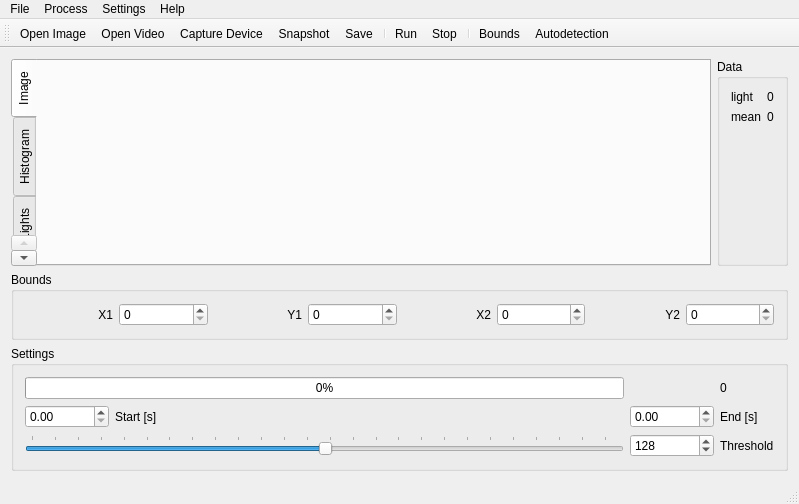
First picture: the form in mainwindow.ui, repository Abbath/R, before the edit.
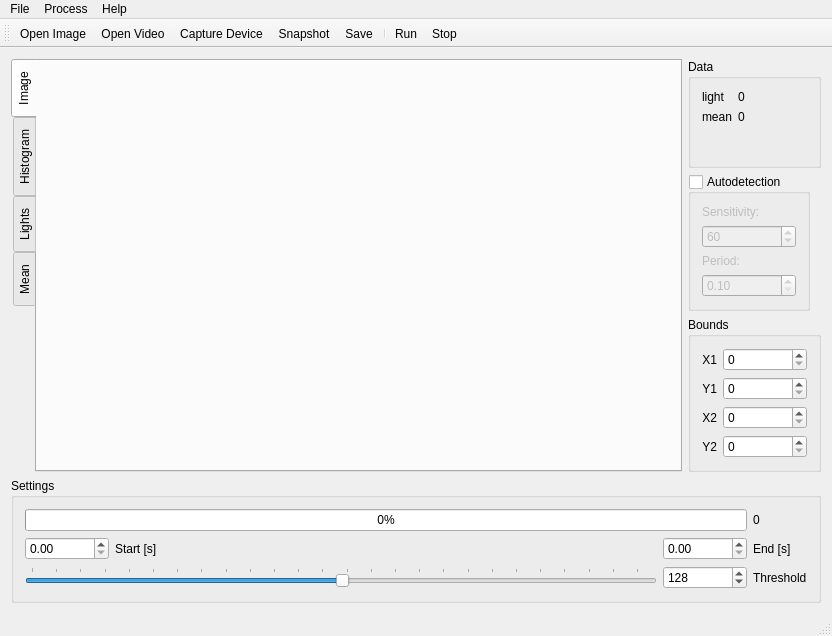
Second picture: the form after the edit. Icons and pictures are not drawn. Custom widgets are drawn as their Qt base class.

Diff of the .ui file:
```diff
--- a/mainwindow.ui
+++ b/mainwindow.ui
@@ -6,8 +6,8 @@
    <rect>
     <x>0</x>
     <y>0</y>
-    <width>799</width>
-    <height>504</height>
+    <width>832</width>
+    <height>636</height>
    </rect>
   </property>
   <property name="sizePolicy">
@@ -21,27 +21,20 @@
   </property>
   <widget class="QWidget" name="centralWidget">
    <layout class="QGridLayout" name="gridLayout">
-    <item row="2" column="0" colspan="2">
+    <item row="5" column="0" colspan="2">
      <widget class="QGroupBox" name="groupBox_3">
       <property name="title">
        <string>Settings</string>
       </property>
       <layout class="QGridLayout" name="gridLayout_6">
-       <item row="2" column="5">
+       <item row="3" column="5">
         <widget class="QLabel" name="label_15">
          <property name="text">
           <string>Threshold</string>
          </property>
         </widget>
        </item>
-       <item row="0" column="0" colspan="4">
-        <widget class="QProgressBar" name="progressBar">
-         <property name="value">
-          <number>0</number>
-         </property>
-        </widget>
-       </item>
-       <item row="1" column="5">
+       <item row="2" column="5">
         <widget class="QLabel" name="label_12">
          <property name="sizePolicy">
           <sizepolicy hsizetype="Maximum" vsizetype="Preferred">
@@ -54,7 +47,7 @@
          </property>
         </widget>
        </item>
-       <item row="0" column="5">
+       <item row="1" column="5">
         <widget class="QLabel" name="label_8">
          <property name="sizePolicy">
           <sizepolicy hsizetype="Maximum" vsizetype="Preferred">
@@ -67,7 +60,7 @@
          </property>
         </widget>
        </item>
-       <item row="1" column="1">
+       <item row="2" column="1">
         <widget class="QLabel" name="label_10">
          <property name="sizePolicy">
           <sizepolicy hsizetype="Maximum" vsizetype="Preferred">
@@ -80,7 +73,7 @@
          </property>
         </widget>
        </item>
-       <item row="2" column="4">
+       <item row="3" column="4">
         <widget class="QSpinBox" name="spinBox">
          <property name="maximum">
           <number>255</number>
@@ -90,7 +83,7 @@
          </property>
         </widget>
        </item>
-       <item row="2" column="0" colspan="4">
+       <item row="3" column="0" colspan="4">
         <widget class="QSlider" name="horizontalSlider">
          <property name="maximum">
           <number>255</number>
@@ -115,7 +108,7 @@
          </property>
         </widget>
        </item>
-       <item row="1" column="0">
+       <item row="2" column="0">
         <widget class="QDoubleSpinBox" name="doubleSpinBox_2">
          <property name="sizePolicy">
           <sizepolicy hsizetype="Maximum" vsizetype="Fixed">
@@ -128,7 +121,7 @@
          </property>
         </widget>
        </item>
-       <item row="1" column="4">
+       <item row="2" column="4">
         <widget class="QDoubleSpinBox" name="doubleSpinBox_3">
          <property name="sizePolicy">
           <sizepolicy hsizetype="Maximum" vsizetype="Fixed">
@@ -141,90 +134,160 @@
          </property>
         </widget>
        </item>
+       <item row="1" column="0" colspan="5">
+        <widget class="QProgressBar" name="progressBar">
+         <property name="value">
+          <number>0</number>
+         </property>
+        </widget>
+       </item>
       </layout>
      </widget>
     </item>
-    <item row="1" column="0" colspan="2">
-     <widget class="QGroupBox" name="groupBox">
+    <item row="0" column="1">
+     <widget class="QGroupBox" name="groupBox_2">
+      <property name="enabled">
+       <bool>true</bool>
+      </property>
       <property name="sizePolicy">
-       <sizepolicy hsizetype="Preferred" vsizetype="Maximum">
+       <sizepolicy hsizetype="Maximum" vsizetype="Preferred">
         <horstretch>0</horstretch>
         <verstretch>0</verstretch>
        </sizepolicy>
       </property>
+      <property name="minimumSize">
+       <size>
+        <width>133</width>
+        <height>0</height>
+       </size>
+      </property>
       <property name="title">
-       <string>Bounds</string>
+       <string>Data</string>
       </property>
-      <layout class="QHBoxLayout" name="horizontalLayout_2">
-       <item>
-        <widget class="QLabel" name="label">
+      <layout class="QFormLayout" name="formLayout">
+       <property name="fieldGrowthPolicy">
+        <enum>QFormLayout::AllNonFixedFieldsGrow</enum>
+       </property>
+       <item row="0" column="0">
+        <widget class="QLabel" name="label_13">
          <property name="text">
-          <string>X1</string>
+          <string>light</string>
          </property>
-         <property name="alignment">
-          <set>Qt::AlignRight|Qt::AlignTrailing|Qt::AlignVCenter</set>
+        </widget>
+       </item>
+       <item row="0" column="1">
+        <widget class="QLabel" name="label_light">
+         <property name="text">
+          <string>0</string>
          </property>
         </widget>
        </item>
-       <item>
-        <widget class="QSpinBox" name="spinBox_X1"/>
+       <item row="2" column="0">
+        <widget class="QLabel" name="label_7">
+         <property name="text">
+          <string>mean</string>
+         </property>
+        </widget>
        </item>
-       <item>
-        <widget class="QLabel" name="label_2">
+       <item row="2" column="1">
+        <widget class="QLabel" name="label_mean">
          <property name="text">
-          <string>Y1</string>
+          <string>0</string>
          </property>
-         <property name="alignment">
-          <set>Qt::AlignRight|Qt::AlignTrailing|Qt::AlignVCenter</set>
-         </property>
         </widget>
        </item>
+      </layout>
+     </widget>
+    </item>
+    <item row="1" column="1">
+     <widget class="QGroupBox" name="groupBox_4">
+      <property name="sizePolicy">
+       <sizepolicy hsizetype="Maximum" vsizetype="Preferred">
+        <horstretch>0</horstretch>
+        <verstretch>0</verstretch>
+       </sizepolicy>
+      </property>
+      <property name="title">
+       <string>Autodetection</string>
+      </property>
+      <property name="checkable">
+       <bool>true</bool>
+      </property>
+      <property name="checked">
+       <bool>false</bool>
+      </property>
+      <layout class="QVBoxLayout" name="verticalLayout">
        <item>
-        <widget class="QSpinBox" name="spinBox_Y1"/>
+        <widget class="QLabel" name="label_6">
+         <property name="sizePolicy">
+          <sizepolicy hsizetype="Maximum" vsizetype="Preferred">
+           <horstretch>0</horstretch>
+           <verstretch>0</verstretch>
+          </sizepolicy>
+         </property>
+         <property name="text">
+          <string>Sensitivity:</string>
+         </property>
+        </widget>
        </item>
        <item>
-        <widget class="QLabel" name="label_3">
-         <property name="text">
-          <string>X2</string>
+        <widget class="QSpinBox" name="sens">
+         <property name="sizePolicy">
+          <sizepolicy hsizetype="Minimum" vsizetype="Fixed">
+           <horstretch>0</horstretch>
+           <verstretch>0</verstretch>
+          </sizepolicy>
          </property>
-         <property name="alignment">
-          <set>Qt::AlignRight|Qt::AlignTrailing|Qt::AlignVCenter</set>
+         <property name="value">
+          <number>60</number>
          </property>
         </widget>
        </item>
        <item>
-        <widget class="QSpinBox" name="spinBox_X2"/>
-       </item>
-       <item>
-        <widget class="QLabel" name="label_4">
+        <widget class="QLabel" name="label_9">
+         <property name="sizePolicy">
+          <sizepolicy hsizetype="Maximum" vsizetype="Preferred">
+           <horstretch>0</horstretch>
+           <verstretch>0</verstretch>
+          </sizepolicy>
+         </property>
          <property name="text">
-          <string>Y2</string>
+          <string>Period:</string>
          </property>
-         <property name="alignment">
-          <set>Qt::AlignRight|Qt::AlignTrailing|Qt::AlignVCenter</set>
-         </property>
         </widget>
        </item>
        <item>
-        <widget class="QSpinBox" name="spinBox_Y2">
+        <widget class="QDoubleSpinBox" name="period">
          <property name="sizePolicy">
           <sizepolicy hsizetype="Minimum" vsizetype="Fixed">
            <horstretch>0</horstretch>
            <verstretch>0</verstretch>
           </sizepolicy>
          </property>
+         <property name="minimum">
+          <double>0.100000000000000</double>
+         </property>
+         <property name="maximum">
+          <double>1.000000000000000</double>
+         </property>
+         <property name="singleStep">
+          <double>0.100000000000000</double>
+         </property>
+         <property name="value">
+          <double>0.100000000000000</double>
+         </property>
         </widget>
        </item>
       </layout>
      </widget>
     </item>
-    <item row="0" column="0">
+    <item row="0" column="0" rowspan="3">
      <widget class="QTabWidget" name="tabWidget">
       <property name="enabled">
        <bool>true</bool>
       </property>
       <property name="sizePolicy">
-       <sizepolicy hsizetype="Minimum" vsizetype="Expanding">
+       <sizepolicy hsizetype="Minimum" vsizetype="Preferred">
         <horstretch>0</horstretch>
         <verstretch>0</verstretch>
        </sizepolicy>
@@ -241,7 +304,17 @@
        </attribute>
        <layout class="QGridLayout" name="gridLayout_2">
         <item row="0" column="0">
-         <widget class="ImageArea" name="imagearea" native="true"/>
+         <widget class="ImageArea" name="imagearea" native="true">
+          <property name="enabled">
+           <bool>true</bool>
+          </property>
+          <property name="sizePolicy">
+           <sizepolicy hsizetype="Preferred" vsizetype="Preferred">
+            <horstretch>0</horstretch>
+            <verstretch>0</verstretch>
+           </sizepolicy>
+          </property>
+         </widget>
         </item>
        </layout>
       </widget>
@@ -281,46 +354,80 @@
       </widget>
      </widget>
     </item>
-    <item row="0" column="1">
-     <widget class="QGroupBox" name="groupBox_2">
+    <item row="2" column="1">
+     <widget class="QGroupBox" name="groupBox">
       <property name="sizePolicy">
-       <sizepolicy hsizetype="Maximum" vsizetype="Preferred">
+       <sizepolicy hsizetype="Maximum" vsizetype="Maximum">
         <horstretch>0</horstretch>
         <verstretch>0</verstretch>
        </sizepolicy>
       </property>
+      <property name="minimumSize">
+       <size>
+        <width>133</width>
+        <height>0</height>
+       </size>
+      </property>
       <property name="title">
-       <string>Data</string>
+       <string>Bounds</string>
       </property>
-      <layout class="QFormLayout" name="formLayout">
-       <property name="fieldGrowthPolicy">
-        <enum>QFormLayout::AllNonFixedFieldsGrow</enum>
-       </property>
+      <layout class="QFormLayout" name="formLayout_2">
        <item row="0" column="0">
-        <widget class="QLabel" name="label_13">
+        <widget class="QLabel" name="label">
          <property name="text">
-          <string>light</string>
+          <string>X1</string>
+         </property>
+         <property name="alignment">
+          <set>Qt::AlignRight|Qt::AlignTrailing|Qt::AlignVCenter</set>
          </property>
         </widget>
        </item>
        <item row="0" column="1">
-        <widget class="QLabel" name="label_light">
+        <widget class="QSpinBox" name="spinBox_X1"/>
+       </item>
+       <item row="2" column="1">
+        <widget class="QSpinBox" name="spinBox_Y1"/>
+       </item>
+       <item row="4" column="1">
+        <widget class="QSpinBox" name="spinBox_X2"/>
+       </item>
+       <item row="6" column="1">
+        <widget class="QSpinBox" name="spinBox_Y2">
+         <property name="sizePolicy">
+          <sizepolicy hsizetype="Minimum" vsizetype="Fixed">
+           <horstretch>0</horstretch>
+           <verstretch>0</verstretch>
+          </sizepolicy>
+         </property>
+        </widget>
+       </item>
+       <item row="2" column="0">
+        <widget class="QLabel" name="label_2">
          <property name="text">
-          <string>0</string>
+          <string>Y1</string>
          </property>
+         <property name="alignment">
+          <set>Qt::AlignRight|Qt::AlignTrailing|Qt::AlignVCenter</set>
+         </property>
         </widget>
        </item>
-       <item row="1" column="0">
-        <widget class="QLabel" name="label_7">
+       <item row="4" column="0">
+        <widget class="QLabel" name="label_3">
          <property name="text">
-          <string>mean</string>
+          <string>X2</string>
          </property>
+         <property name="alignment">
+          <set>Qt::AlignRight|Qt::AlignTrailing|Qt::AlignVCenter</set>
+         </property>
         </widget>
        </item>
-       <item row="1" column="1">
-        <widget class="QLabel" name="label_mean">
+       <item row="6" column="0">
+        <widget class="QLabel" name="label_4">
          <property name="text">
-          <string>0</string>
+          <string>Y2</string>
+         </property>
+         <property name="alignment">
+          <set>Qt::AlignRight|Qt::AlignTrailing|Qt::AlignVCenter</set>
          </property>
         </widget>
        </item>
@@ -334,7 +441,7 @@
     <rect>
      <x>0</x>
      <y>0</y>
-     <width>799</width>
+     <width>832</width>
      <height>20</height>
     </rect>
    </property>
@@ -354,13 +461,6 @@
     <addaction name="actionSave"/>
     <addaction name="actionQuit"/>
    </widget>
-   <widget class="QMenu" name="menuSetup">
-    <property name="title">
-     <string>Settings</string>
-    </property>
-    <addaction name="actionSetup"/>
-    <addaction name="actionAutodetection"/>
-   </widget>
    <widget class="QMenu" name="menuProcess">
     <property name="title">
      <string>Process</string>
@@ -370,7 +470,6 @@
    </widget>
    <addaction name="menuFile"/>
    <addaction name="menuProcess"/>
-   <addaction name="menuSetup"/>
    <addaction name="menuAbout"/>
   </widget>
   <widget class="QToolBar" name="mainToolBar">
@@ -388,9 +487,6 @@
    <addaction name="separator"/>
    <addaction name="actionRun"/>
    <addaction name="actionStop"/>
-   <addaction name="separator"/>
-   <addaction name="actionSetup"/>
-   <addaction name="actionAutodetection"/>
   </widget>
   <widget class="QStatusBar" name="statusBar"/>
   <action name="actionOpen">
```
